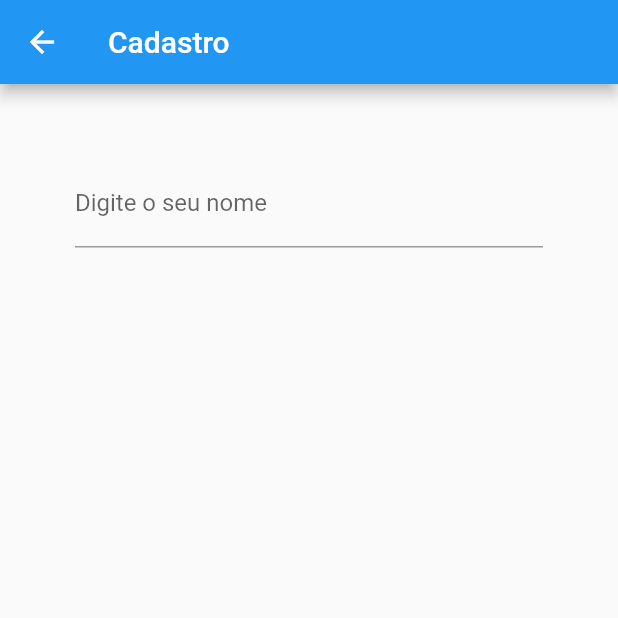
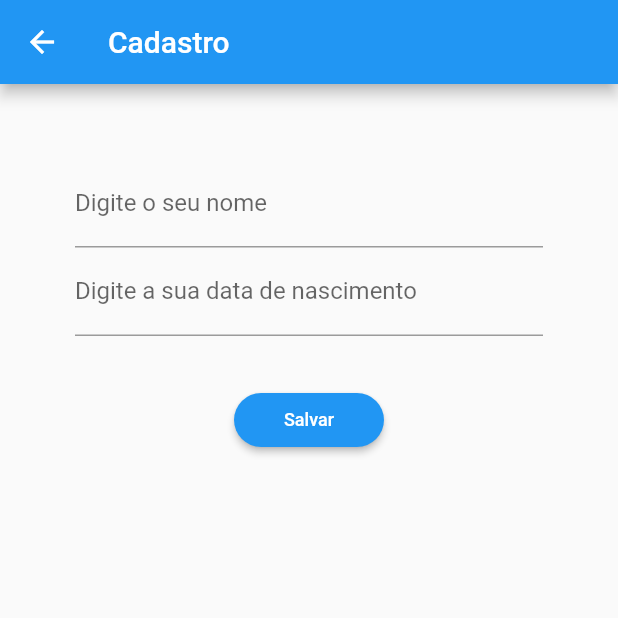
Before and after one commit to dudu-dias/trabalho_final_flutter, a Flutter app: the Cadastro screen opened by its route, on a phone screen of 412 x 824 dp, the top half of it. Run offline on Flutter 3.47's test engine with Material 2 defaults, Android fonts, the phone set to English and light mode, and no system bars; our stand-ins replace cloud_firestore, firebase_auth, firebase_core; accounts and stored records are empty.

Commit message:
Inclusão do insert

```diff
--- a/lib/screens/cadastro.dart
+++ b/lib/screens/cadastro.dart
@@ -1,8 +1,17 @@
+import 'package:cloud_firestore/cloud_firestore.dart';
 import 'package:flutter/material.dart';
 
+
+
 class Cadastro extends StatelessWidget{
-  const Cadastro({super.key});
+  Cadastro({super.key});
   static const String id = 'cadastro_screen';
+
+  var nome = ' ';
+  var dataDeNascimento = ' ';
+  static const enabled = true;
+
+  var db = FirebaseFirestore.instance;
 
   @override
   Widget build(BuildContext context) {
@@ -16,15 +25,48 @@ class Cadastro extends StatelessWidget{
           child: Column(
             children: [
               TextFormField(
-                decoration: InputDecoration(
+                decoration: const InputDecoration(
                   label: Text("Digite o seu nome")
                 ),
-              )
+                onChanged: (value) => nome = value,
+              ),
+              TextFormField(
+                decoration: const InputDecoration(
+                    label: Text("Digite a sua data de nascimento")
+                ),
+                onChanged: (value) => dataDeNascimento = value,
+              ),
+              const SizedBox(height: 32),
+              ElevatedButton(style: ElevatedButton.styleFrom(
+                    minimumSize: Size(100, 36),
+                    shape: const RoundedRectangleBorder(
+                      borderRadius: BorderRadius.all(Radius.circular(1000)),
+                    ),
+                  ),
+                  onPressed: () =>
+                    salvaDados(context),
+                    //Navigator.pop(context);
+                  child: const Text('Salvar',
+                  style: TextStyle(
+                    fontSize: 12,
+                  ),
+              ),
+              ),
             ],
           ),
         ),
       ),
     );
   }
+  salvaDados(BuildContext context) async {
+    var col = db.collection('recursos_humanos');
+    var ref = col.doc();
+
+    await ref.set({
+      "nome": nome,
+      "data_de_aniversario": dataDeNascimento,
+    }).then((value) => Navigator.pop(context));
+  }
+//Navigator.pop(context);
 
 }
```
Also changed, not shown: lib/scr/model/empregado.dart (+0 -28 lines), lib/screens/menu.dart (+0 -14 lines), lib/firebase_options.dart (added), 5 other files.
